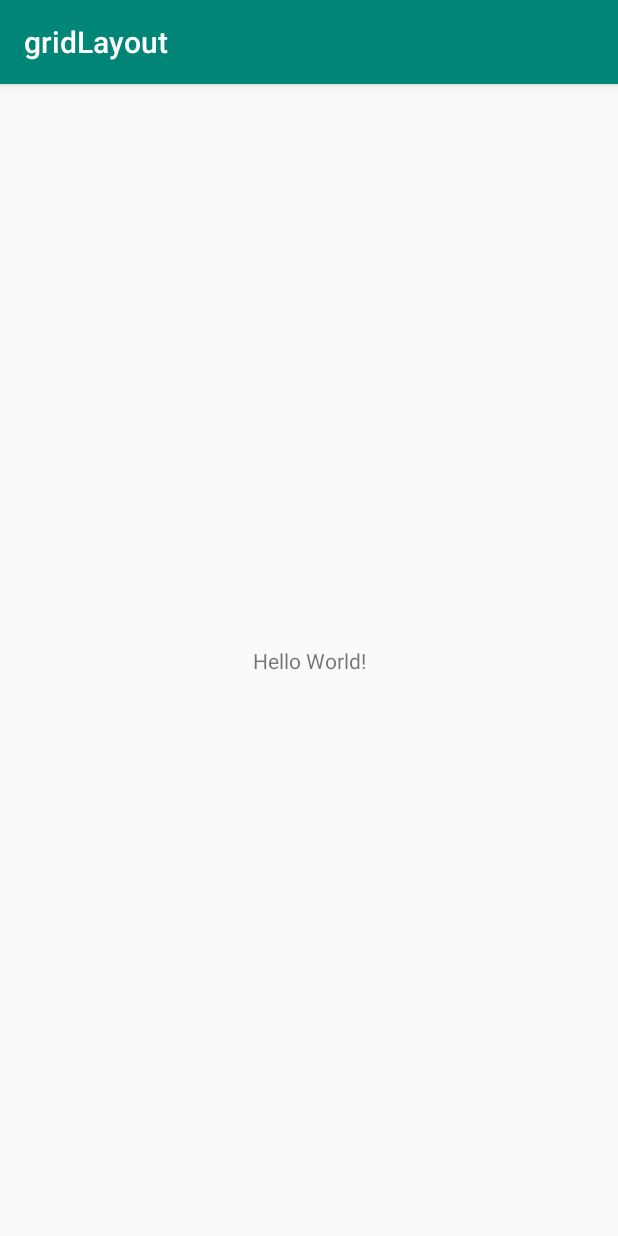
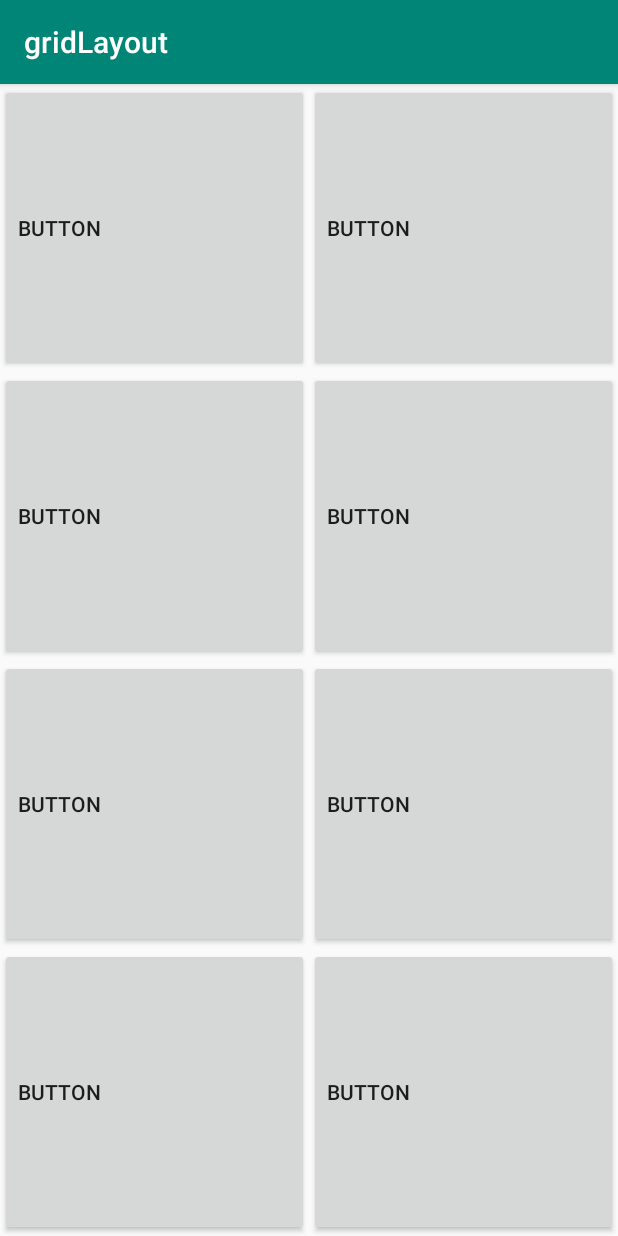
Before and after one commit to RandSaleh/BasicPhrasesApp, an Android app: the screen it shows after launch (MainActivity), on a phone screen of 412 x 824 dp. Run offline under Robolectric (Android 15) with nearby library versions, the phone set to English and light mode, and no system bars.

Commit message:
basic design

```diff
--- a/app/build.gradle
+++ b/app/build.gradle
@@ -25,4 +25,5 @@ dependencies {
     testImplementation 'junit:junit:4.12'
     androidTestImplementation 'com.android.support.test:runner:1.0.2'
     androidTestImplementation 'com.android.support.test.espresso:espresso-core:3.0.2'
+    implementation 'com.android.support:gridlayout-v7:28.0.0'
 }
--- a/app/src/main/res/layout/activity_main.xml
+++ b/app/src/main/res/layout/activity_main.xml
@@ -6,13 +6,66 @@
     android:layout_height="match_parent"
     tools:context=".MainActivity">
 
-    <TextView
-        android:layout_width="wrap_content"
-        android:layout_height="wrap_content"
-        android:text="Hello World!"
+    <android.support.v7.widget.GridLayout
+        android:id="@+id/GeneralLayout"
+        android:layout_width="match_parent"
+        android:layout_height="match_parent"
+        app:columnCount="2"
         app:layout_constraintBottom_toBottomOf="parent"
-        app:layout_constraintLeft_toLeftOf="parent"
-        app:layout_constraintRight_toRightOf="parent"
-        app:layout_constraintTop_toTopOf="parent" />
+        app:layout_constraintEnd_toEndOf="parent"
+        app:layout_constraintStart_toStartOf="parent"
+        app:layout_constraintTop_toTopOf="parent"
+        app:rowCount="4">
 
+        <Button
+            android:id="@+id/button1"
+            android:text="Button"
+            android:gravity="fill"
+            app:layout_columnWeight="1"
+            app:layout_rowWeight="1"/>
+        <Button
+            android:id="@+id/button2"
+            android:text="Button"
+            android:gravity="fill"
+            app:layout_columnWeight="1"
+            app:layout_rowWeight="1"/>
+
+        <Button
+            android:id="@+id/button3"
+            android:text="Button"
+            android:gravity="fill"
+            app:layout_columnWeight="1"
+            app:layout_rowWeight="1"/>
+        <Button
+            android:id="@+id/button4"
+            android:text="Button"
+            android:gravity="fill"
+            app:layout_columnWeight="1"
+            app:layout_rowWeight="1"/>
+        <Button
+            android:id="@+id/button5"
+            android:text="Button"
+            android:gravity="fill"
+            app:layout_columnWeight="1"
+            app:layout_rowWeight="1"/>
+        <Button
+            android:id="@+id/button6"
+            android:text="Button"
+            android:gravity="fill"
+            app:layout_columnWeight="1"
+            app:layout_rowWeight="1"/>
+        <Button
+            android:id="@+id/button7"
+            android:text="Button"
+            android:gravity="fill"
+            app:layout_columnWeight="1"
+            app:layout_rowWeight="1"/>
+        <Button
+            android:id="@+id/button8"
+            android:text="Button"
+            android:gravity="fill"
+            app:layout_columnWeight="1"
+            app:layout_rowWeight="1"/>
+
+    </android.support.v7.widget.GridLayout>
 </android.support.constraint.ConstraintLayout>
```
